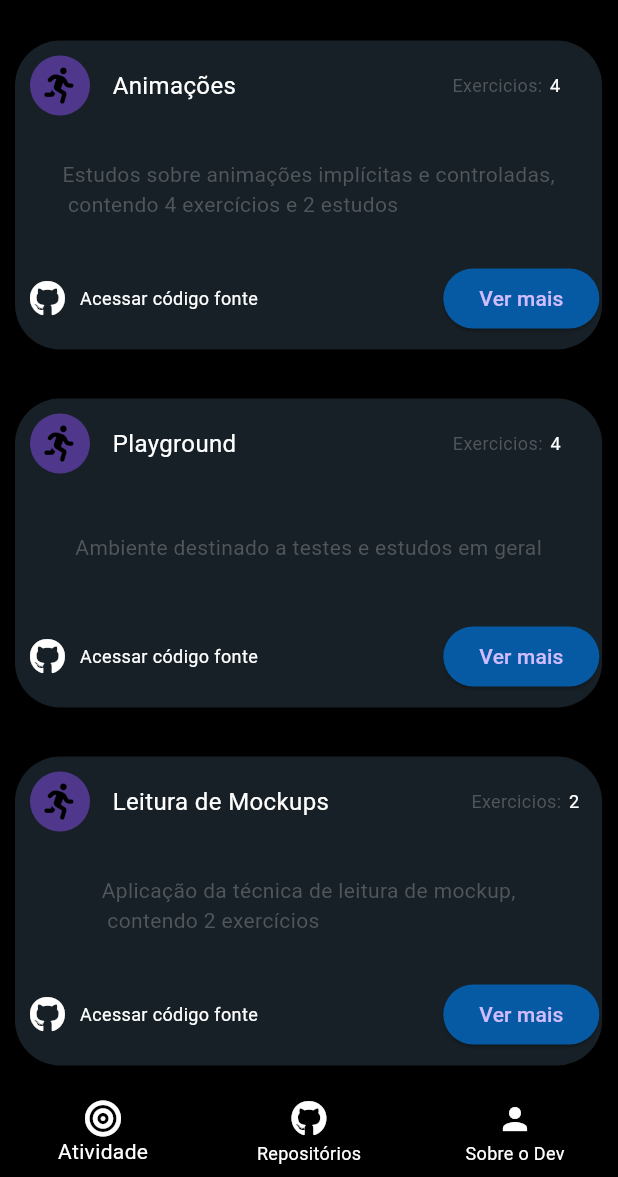
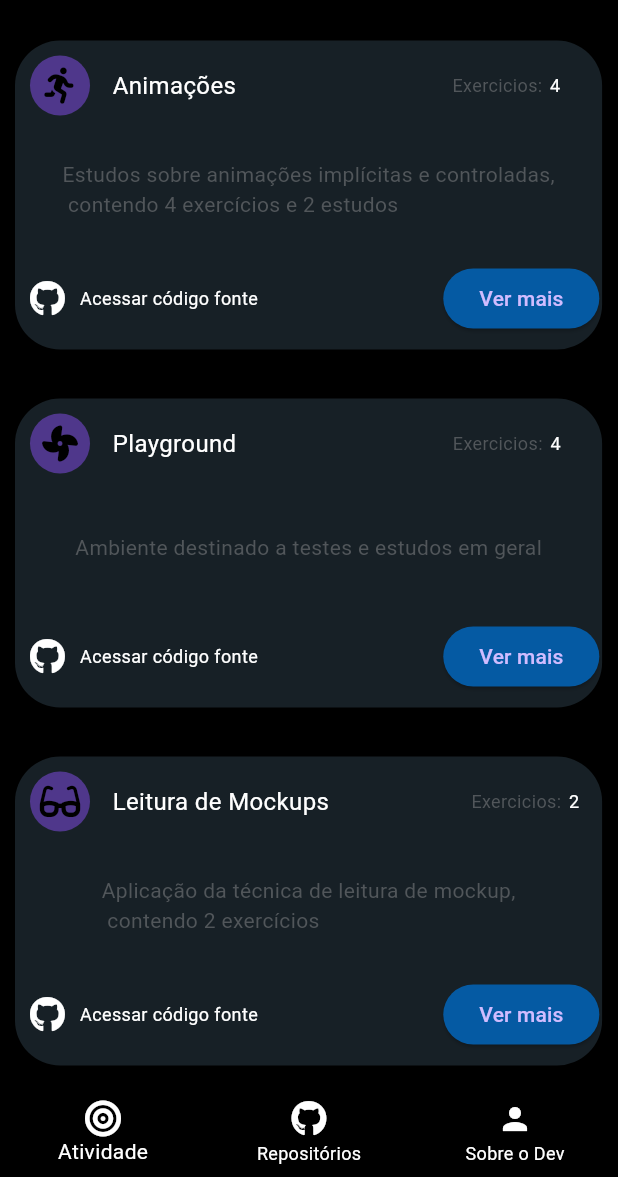
Before and after one commit to klyneeossada/app_cv, a Flutter app: the screen it shows after launch, on a phone screen of 412 x 824 dp, the part 59-1236 px from its top. Run offline on Flutter 3.47's test engine with Material 2 defaults, Android fonts, the phone set to English and light mode, and no system bars; our stand-ins replace font_awesome_flutter.

Commit message:
troca de icones

```diff
--- a/lib/pages/main_page.dart
+++ b/lib/pages/main_page.dart
@@ -122,7 +122,7 @@ class MainPage extends StatelessWidget {
                     const CircleAvatar(
                       child: FaIcon(
                         color: Colors.black,
-                        FontAwesomeIcons.personRunning,
+                        FontAwesomeIcons.fan,
                       ),
                     ),
                     const Padding(
@@ -213,7 +213,7 @@ class MainPage extends StatelessWidget {
                     const CircleAvatar(
                       child: FaIcon(
                         color: Colors.black,
-                        FontAwesomeIcons.personRunning,
+                        FontAwesomeIcons.glasses,
                       ),
                     ),
                     const Padding(
```
